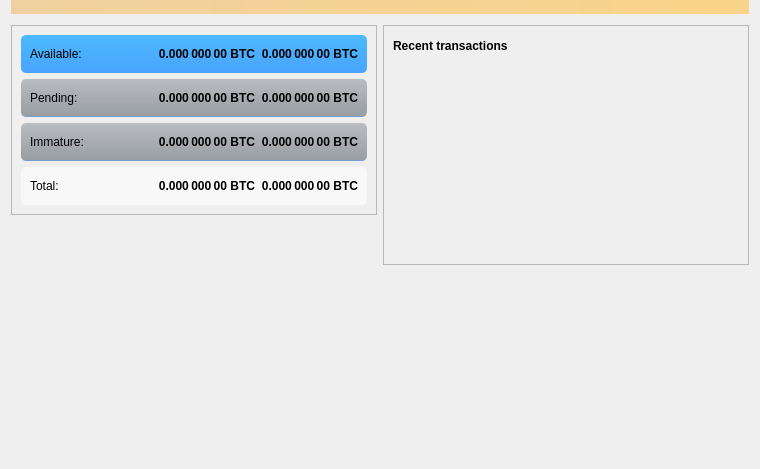
Old version of the form src/qt/forms/overviewpage.ui in the repository ecoinchain/ecoin.
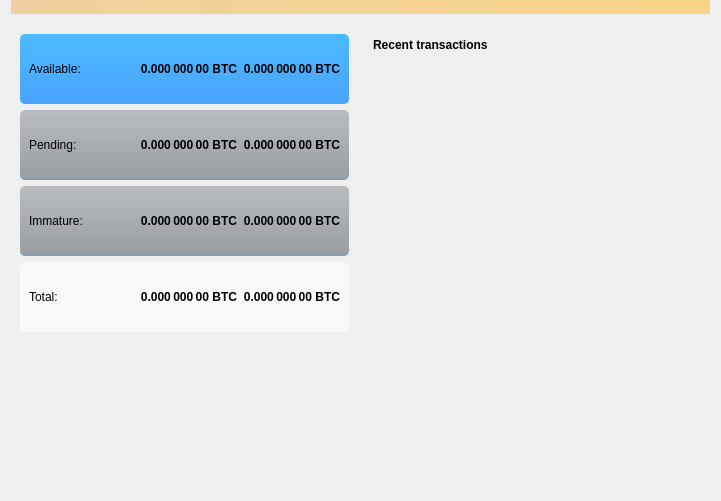
New version of the form. Icons and pictures are not drawn. Custom widgets are drawn as their Qt base class.

Commit message: subclass qframe to show svg as background

What changed in the file:
```diff
--- a/src/qt/forms/overviewpage.ui
+++ b/src/qt/forms/overviewpage.ui
@@ -6,13 +6,16 @@
    <rect>
     <x>0</x>
     <y>0</y>
-    <width>760</width>
-    <height>469</height>
+    <width>721</width>
+    <height>501</height>
    </rect>
   </property>
   <property name="windowTitle">
    <string>Form</string>
   </property>
+  <property name="styleSheet">
+   <string notr="true"/>
+  </property>
   <layout class="QVBoxLayout" name="verticalLayout_5">
    <property name="topMargin">
     <number>0</number>
@@ -46,14 +49,20 @@
        <item>
         <widget class="QFrame" name="frame">
          <property name="frameShape">
-          <enum>QFrame::StyledPanel</enum>
+          <enum>QFrame::NoFrame</enum>
          </property>
          <property name="frameShadow">
           <enum>QFrame::Raised</enum>
          </property>
          <layout class="QVBoxLayout" name="verticalLayout_2">
           <item>
-           <widget class="QFrame" name="frameBalance">
+           <widget class="QBackgroundImageFrame" name="frameBalance">
+            <property name="minimumSize">
+             <size>
+              <width>0</width>
+              <height>70</height>
+             </size>
+            </property>
             <property name="styleSheet">
              <string notr="true">QFrame#frameBalance {
 background-color: qlineargradient(spread:pad, x1:0, y1:0, x2:0, y2:1, stop:0 rgba(75, 186, 255, 255), stop:1 rgba(74, 163, 255, 255));
@@ -150,7 +159,13 @@
            </widget>
           </item>
           <item>
-           <widget class="QFrame" name="framePending">
+           <widget class="QBackgroundImageFrame" name="framePending">
+            <property name="minimumSize">
+             <size>
+              <width>0</width>
+              <height>70</height>
+             </size>
+            </property>
             <property name="styleSheet">
              <string notr="true">QFrame#framePending{
 border-radius: 5px;
@@ -225,6 +240,9 @@
                <property name="toolTip">
                 <string>Unconfirmed transactions to watch-only addresses</string>
                </property>
+               <property name="autoFillBackground">
+                <bool>false</bool>
+               </property>
                <property name="text">
                 <string notr="true">0.000 000 00 BTC</string>
                </property>
@@ -240,7 +258,13 @@
            </widget>
           </item>
           <item>
-           <widget class="QFrame" name="WatchImmature">
+           <widget class="QBackgroundImageFrame" name="WatchImmature">
+            <property name="minimumSize">
+             <size>
+              <width>0</width>
+              <height>70</height>
+             </size>
+            </property>
             <property name="styleSheet">
              <string notr="true">QFrame#WatchImmature{
 border-radius: 5px;
@@ -331,6 +355,12 @@
           </item>
           <item>
            <widget class="QFrame" name="frameTotal">
+            <property name="minimumSize">
+             <size>
+              <width>0</width>
+              <height>70</height>
+             </size>
+            </property>
             <property name="styleSheet">
              <string notr="true">QFrame#frameTotal {
 background-color: rgb(248, 248, 248);
@@ -441,7 +471,7 @@
        <item>
         <widget class="QFrame" name="frame_2">
          <property name="frameShape">
-          <enum>QFrame::StyledPanel</enum>
+          <enum>QFrame::NoFrame</enum>
          </property>
          <property name="frameShadow">
           <enum>QFrame::Raised</enum>
@@ -551,6 +581,14 @@
    </item>
   </layout>
  </widget>
+ <customwidgets>
+  <customwidget>
+   <class>QBackgroundImageFrame</class>
+   <extends>QFrame</extends>
+   <header>qt/widgets/qbackgroundimageframe.h</header>
+   <container>1</container>
+  </customwidget>
+ </customwidgets>
  <resources>
   <include location="../bitcoin.qrc"/>
  </resources>
```
Left out of the diff: 1 changed line with no effect on the pictures. The commit also changes 3 other files.
